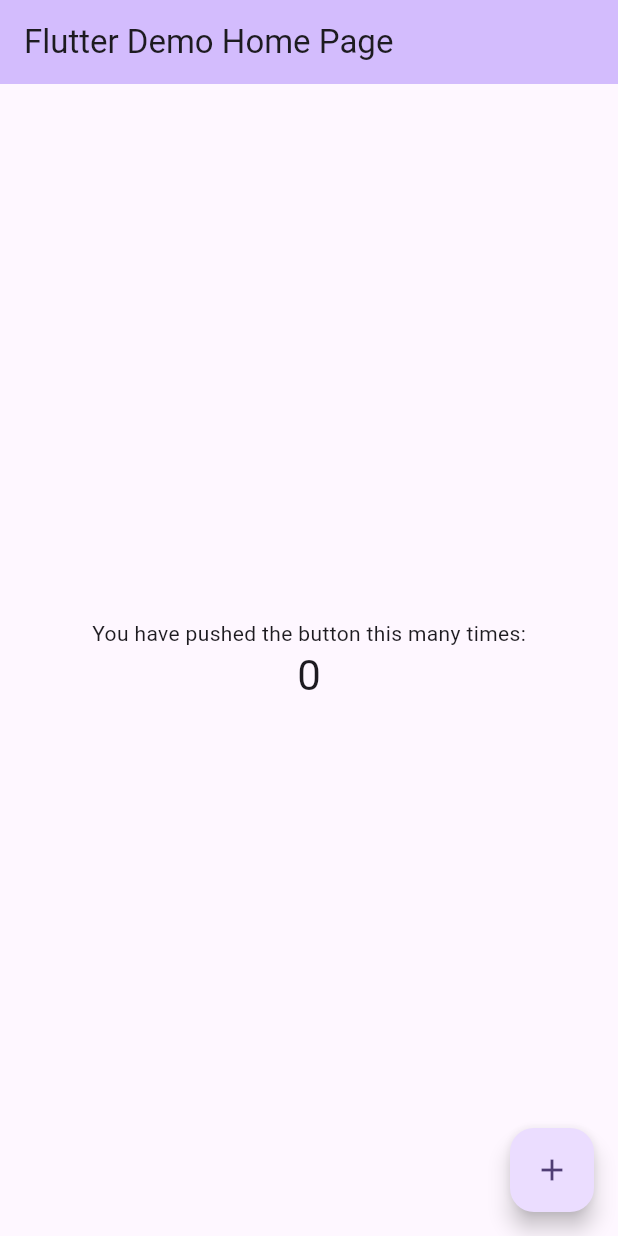
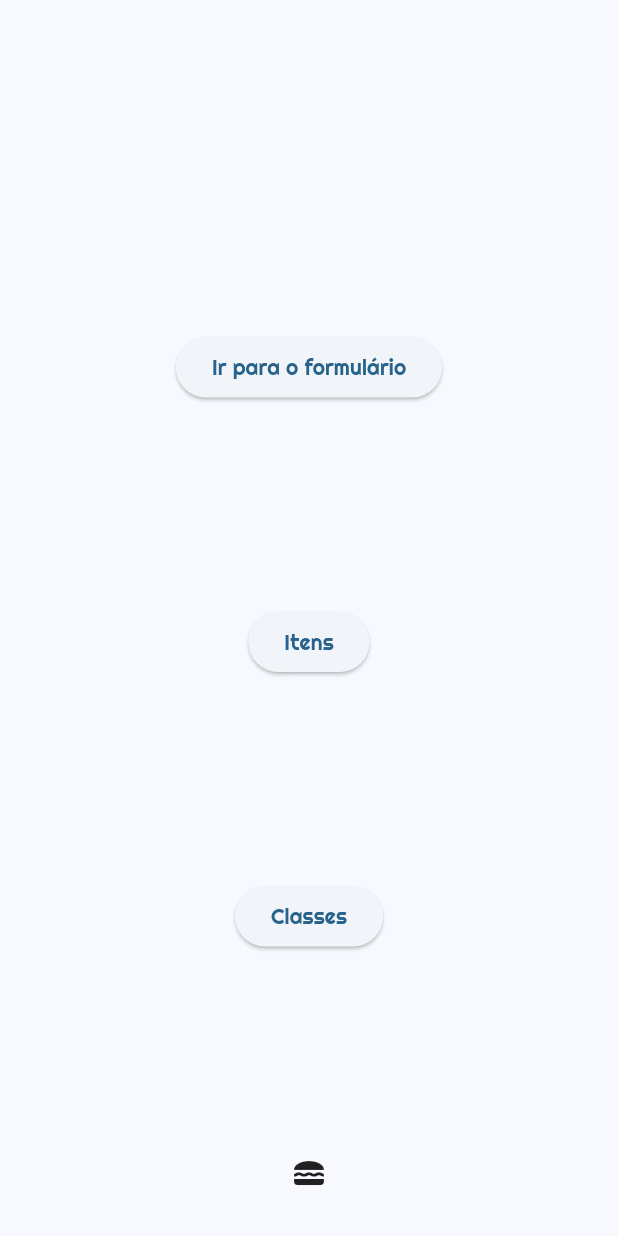
Before and after one commit to MuriloAltoe/portifolio_flutter, a Flutter app: the screen it shows after launch, on a phone screen of 412 x 824 dp. Run offline on Flutter 3.47's test engine with Material 3 defaults, Android fonts, the phone set to English and light mode, and no system bars; our stand-ins replace google_fonts.

Commit message:
[add]: Adicionando classes, itens e formulário

```diff
--- /dev/null
+++ b/lib/app.dart
@@ -0,0 +1,30 @@
+import 'package:flutter/material.dart';
+import 'package:google_fonts/google_fonts.dart';
+import 'package:portifolio_flutter/features/navigation/presentation/classes.dart';
+import 'package:portifolio_flutter/features/navigation/presentation/formulario.dart';
+import 'package:portifolio_flutter/features/navigation/presentation/home_page.dart';
+import 'package:portifolio_flutter/features/navigation/presentation/itens.dart';
+
+class App extends StatelessWidget {
+  const App({super.key});
+
+  @override
+  Widget build(BuildContext context) {
+    return MaterialApp(
+      theme: ThemeData(
+        brightness: Brightness.light,
+        colorSchemeSeed: Colors.lightBlue,
+        textTheme: GoogleFonts.righteousTextTheme(
+          Theme.of(context).textTheme,
+        ),
+      ),
+      initialRoute: '/',
+      routes: {
+        '/': (context) => const HomePage(),
+        '/formulario': (context) => const Formulario(),
+        '/itens': (context) => const Itens(),
+        '/classes': (context) => const Classes(),
+      },
+    );
+  }
+}
--- /dev/null
+++ b/lib/features/navigation/presentation/home_page.dart
@@ -0,0 +1,47 @@
+import 'package:flutter/material.dart';
+
+class HomePage extends StatelessWidget {
+  const HomePage({super.key});
+
+  @override
+  Widget build(BuildContext context) {
+    return Scaffold(
+      appBar: AppBar(
+        title: const Text(''),
+        centerTitle: true,
+      ),
+      body: Padding(
+        padding: const EdgeInsets.all(30.0),
+        child: Center(
+          child: Column(
+            children: [
+              const Spacer(),
+              ElevatedButton(
+                onPressed: () {
+                  Navigator.of(context).pushNamed('/formulario');
+                },
+                child: const Text('Ir para o formulário'),
+              ),
+              const Spacer(),
+              ElevatedButton(
+                onPressed: () {
+                  Navigator.of(context).pushNamed('/itens');
+                },
+                child: const Text('Itens'),
+              ),
+              const Spacer(),
+              ElevatedButton(
+                onPressed: () {
+                  Navigator.of(context).pushNamed('/classes');
+                },
+                child: const Text('Classes'),
+              ),
+              const Spacer(),
+              const Icon(Icons.lunch_dining)
+            ],
+          ),
+        ),
+      ),
+    );
+  }
+}
--- a/lib/main.dart
+++ b/lib/main.dart
@@ -1,125 +1,6 @@
 import 'package:flutter/material.dart';
+import 'package:portifolio_flutter/app.dart';
 
 void main() {
-  runApp(const MyApp());
+  runApp(const App());
 }
-
-class MyApp extends StatelessWidget {
-  const MyApp({super.key});
-
-  // This widget is the root of your application.
-  @override
-  Widget build(BuildContext context) {
-    return MaterialApp(
-      title: 'Flutter Demo',
-      theme: ThemeData(
-        // This is the theme of your application.
-        //
-        // TRY THIS: Try running your application with "flutter run". You'll see
-        // the application has a purple toolbar. Then, without quitting the app,
-        // try changing the seedColor in the colorScheme below to Colors.green
-        // and then invoke "hot reload" (save your changes or press the "hot
-        // reload" button in a Flutter-supported IDE, or press "r" if you used
-        // the command line to start the app).
-        //
-        // Notice that the counter didn't reset back to zero; the application
-        // state is not lost during the reload. To reset the state, use hot
-        // restart instead.
-        //
-        // This works for code too, not just values: Most code changes can be
-        // tested with just a hot reload.
-        colorScheme: ColorScheme.fromSeed(seedColor: Colors.deepPurple),
-        useMaterial3: true,
-      ),
-      home: const MyHomePage(title: 'Flutter Demo Home Page'),
-    );
-  }
-}
-
-class MyHomePage extends StatefulWidget {
-  const MyHomePage({super.key, required this.title});
-
-  // This widget is the home page of your application. It is stateful, meaning
-  // that it has a State object (defined below) that contains fields that affect
-  // how it looks.
-
-  // This class is the configuration for the state. It holds the values (in this
-  // case the title) provided by the parent (in this case the App widget) and
-  // used by the build method of the State. Fields in a Widget subclass are
-  // always marked "final".
-
-  final String title;
-
-  @override
-  State<MyHomePage> createState() => _MyHomePageState();
-}
-
-class _MyHomePageState extends State<MyHomePage> {
-  int _counter = 0;
-
-  void _incrementCounter() {
-    setState(() {
-      // This call to setState tells the Flutter framework that something has
-      // changed in this State, which causes it to rerun the build method below
-      // so that the display can reflect the updated values. If we changed
-      // _counter without calling setState(), then the build method would not be
-      // called again, and so nothing would appear to happen.
-      _counter++;
-    });
-  }
-
-  @override
-  Widget build(BuildContext context) {
-    // This method is rerun every time setState is called, for instance as done
-    // by the _incrementCounter method above.
-    //
-    // The Flutter framework has been optimized to make rerunning build methods
-    // fast, so that you can just rebuild anything that needs updating rather
-    // than having to individually change instances of widgets.
-    return Scaffold(
-      appBar: AppBar(
-        // TRY THIS: Try changing the color here to a specific color (to
-        // Colors.amber, perhaps?) and trigger a hot reload to see the AppBar
-        // change color while the other colors stay the same.
-        backgroundColor: Theme.of(context).colorScheme.inversePrimary,
-        // Here we take the value from the MyHomePage object that was created by
-        // the App.build method, and use it to set our appbar title.
-        title: Text(widget.title),
-      ),
-      body: Center(
-        // Center is a layout widget. It takes a single child and positions it
-        // in the middle of the parent.
-        child: Column(
-          // Column is also a layout widget. It takes a list of children and
-          // arranges them vertically. By default, it sizes itself to fit its
-          // children horizontally, and tries to be as tall as its parent.
-          //
-          // Column has various properties to control how it sizes itself and
-          // how it positions its children. Here we use mainAxisAlignment to
-          // center the children vertically; the main axis here is the vertical
-          // axis because Columns are vertical (the cross axis would be
-          // horizontal).
-          //
-          // TRY THIS: Invoke "debug painting" (choose the "Toggle Debug Paint"
-          // action in the IDE, or press "p" in the console), to see the
-          // wireframe for each widget.
-          mainAxisAlignment: MainAxisAlignment.center,
-          children: <Widget>[
-            const Text(
-              'You have pushed the button this many times:',
-            ),
-            Text(
-              '$_counter',
-              style: Theme.of(context).textTheme.headlineMedium,
-            ),
-          ],
-        ),
-      ),
-      floatingActionButton: FloatingActionButton(
-        onPressed: _incrementCounter,
-        tooltip: 'Increment',
-        child: const Icon(Icons.add),
-      ), // This trailing comma makes auto-formatting nicer for build methods.
-    );
-  }
-}
--- a/pubspec.yaml
+++ b/pubspec.yaml
@@ -35,6 +35,7 @@ dependencies:
   # The following adds the Cupertino Icons font to your application.
   # Use with the CupertinoIcons class for iOS style icons.
   cupertino_icons: ^1.0.6
+  google_fonts: ^6.2.1
 
 dev_dependencies:
   flutter_test:
```
Also changed, not shown: lib/features/navigation/presentation/classes.dart (added, +112 -0 lines), lib/features/navigation/presentation/formulario.dart (added, +90 -0 lines), lib/features/navigation/presentation/itens.dart (added, +112 -0 lines), pubspec.lock.
